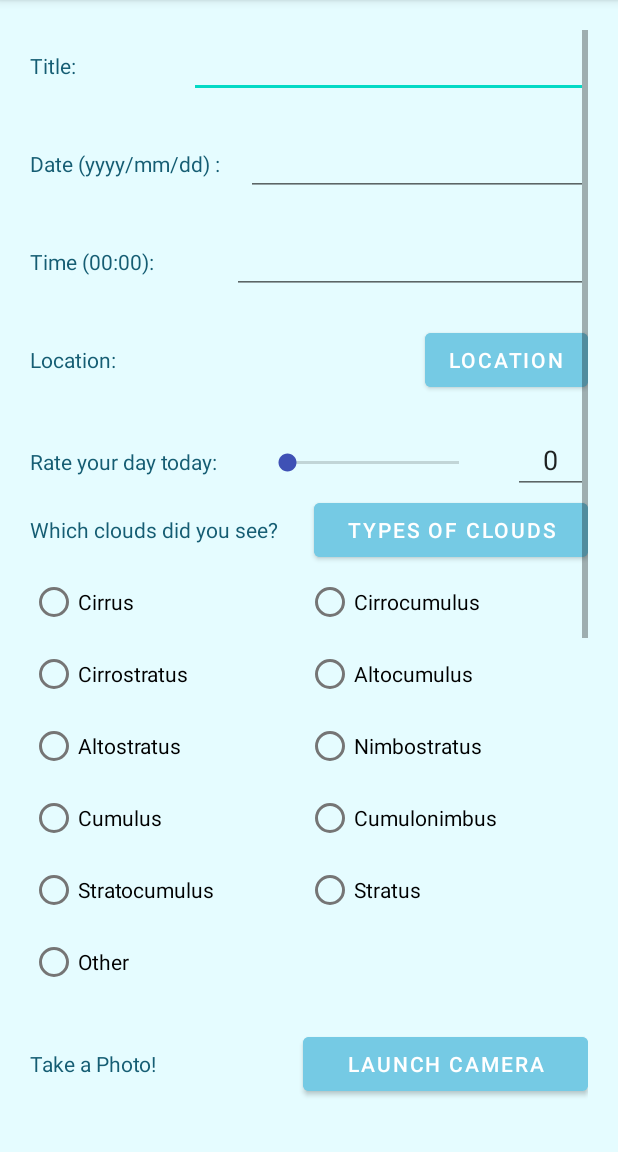
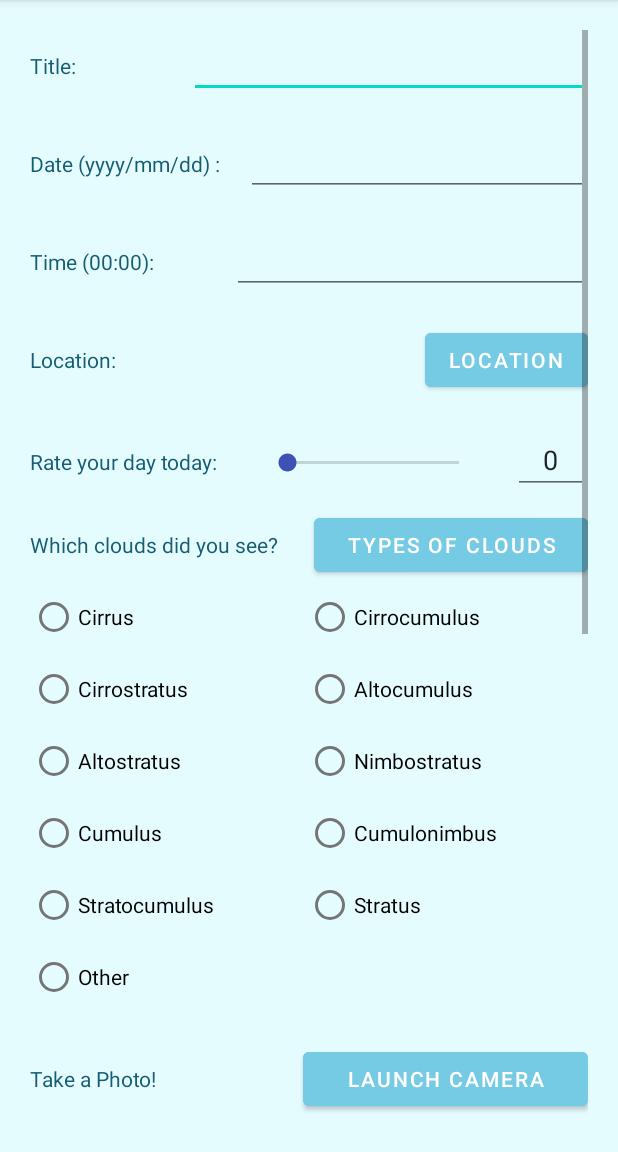
Before and after one commit to xtayzx/CloudGazer, an Android app: the ReflectionActivity screen opened directly, with no data from a screen before it, on a phone screen of 412 x 824 dp, the part 84-1236 px from its top. Run offline under Robolectric (Android 15) with nearby library versions, the light colour scheme and no system bars.

Commit message:
adding padding

```diff
--- a/app/src/main/res/layout/activity_reflection_layout.xml
+++ b/app/src/main/res/layout/activity_reflection_layout.xml
@@ -170,7 +170,8 @@
             <LinearLayout
                 android:layout_width="match_parent"
                 android:layout_height="wrap_content"
-                android:orientation="horizontal">
+                android:orientation="horizontal"
+                android:paddingTop="10dp">
 
                 <TextView
                     android:id="@+id/weatherTextView"
```
